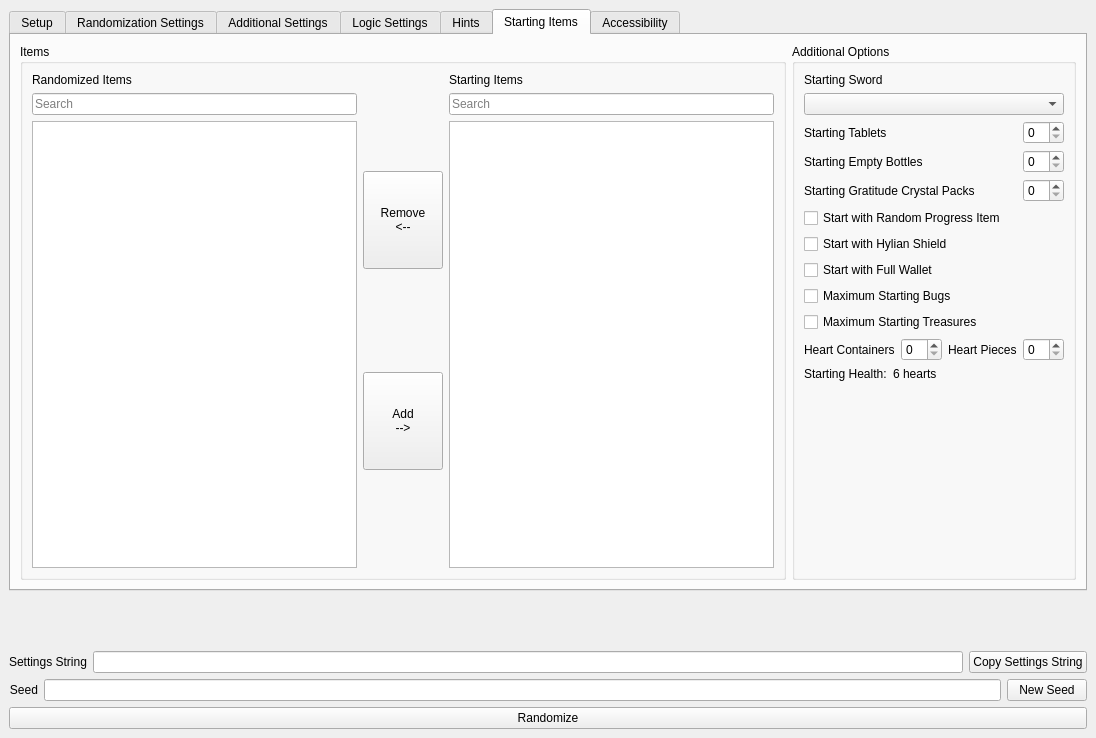
Above: gui/randogui.ui from ssrando/ssrando before the change. Below: the same form after it.
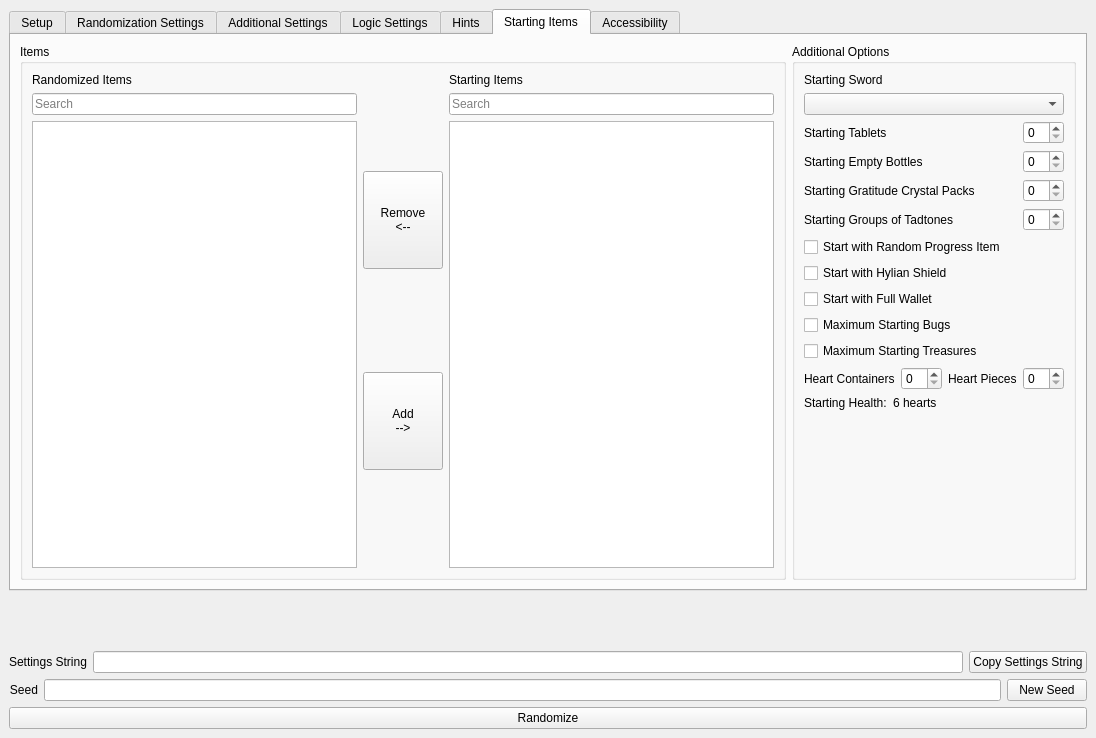
That is the form after the change. The open tabs and pages were chosen to show the change.

Commit message: Add option to start with Groups of Tadtones

Diff of the .ui file:
```diff
--- a/gui/randogui.ui
+++ b/gui/randogui.ui
@@ -2011,6 +2011,30 @@
              </item>
             </layout>
            </item>
+           <item>
+            <layout class="QHBoxLayout" name="hlay_starting_tadtones">
+             <property name="topMargin">
+              <number>0</number>
+             </property>
+             <item>
+              <widget class="QLabel" name="label_for_option_starting_tadtones">
+               <property name="text">
+                <string>Starting Groups of Tadtones</string>
+               </property>
+              </widget>
+             </item>
+             <item>
+              <widget class="QSpinBox" name="option_starting_tadtones">
+               <property name="sizePolicy">
+                <sizepolicy hsizetype="Maximum" vsizetype="Fixed">
+                 <horstretch>0</horstretch>
+                 <verstretch>0</verstretch>
+                </sizepolicy>
+               </property>
+              </widget>
+             </item>
+            </layout>
+           </item>
            <item>
             <widget class="QCheckBox" name="option_random_starting_item">
              <property name="sizePolicy">
```
Left out of the diff: 2 changed lines with no effect on the pictures. The commit also changes 10 other files.
